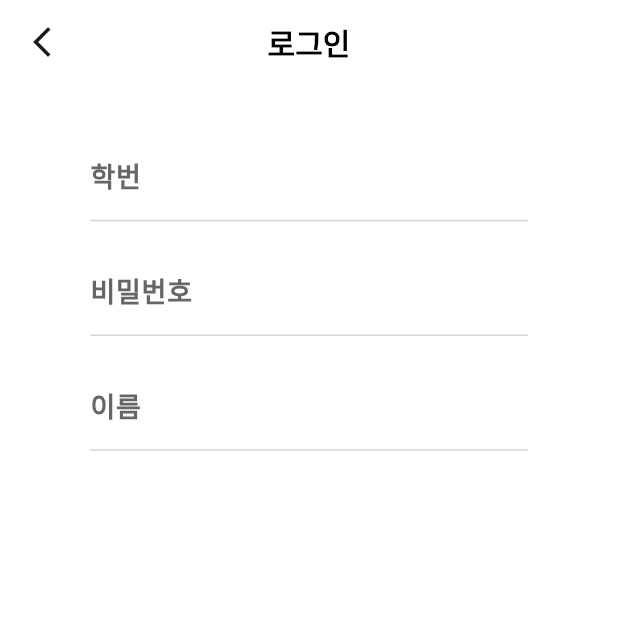
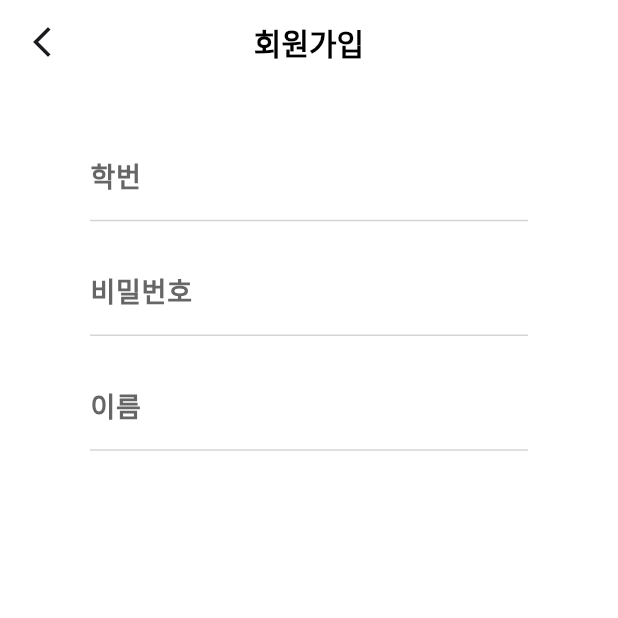
Before and after one commit to YonginUniv-AI-Service-LAB/YIU-AISL-Granity-App, a Flutter app: the JoinScreen screen opened by its route, on a phone screen of 412 x 824 dp, the top half of it. Run offline on Flutter 3.47's test engine with Material 3 defaults, Android fonts, the phone set to English and light mode, and no system bars; our stand-ins replace flutter_dotenv, flutter_riverpod; Roboto replaces fonts that are missing (Pretendard).

Commit message:
fix bug - colors.dart

```diff
--- /dev/null
+++ b/lib/data/majorList.dart
@@ -0,0 +1,56 @@
+// final List majorList = [
+//   //무도대학
+//   '유도학과',
+//   '유도경기지도학과'
+// ];
+
+const Map<String, int> majorList = {
+  //무도대학
+  '유도학과': 01,
+  '유도경기지도학과': 38,
+  '무도스포츠학과': 26,
+  '동양무예학과': 27,
+  '태권도학과': 03,
+  '경호학과': 16,
+  '군사학과': 44,
+  // 체육과학대학
+  '스포츠레저학과': 04,
+  '체육학과': 09,
+  '골프학과': 22,
+  '특수체육교육과': 28,
+  // 문화예술대학
+  '무용과': 05,
+  '미디어디자인학과': 85,
+  '회화학과': 13,
+  '연극학과': 18,
+  '실용음악과': 89,
+  '국악과': 17,
+  '영화영상학과': 83,
+  '문화재학과': 20,
+  '문화콘텐츠학과': 86,
+  // AI융합대학
+  '경영학과': 07,
+  '관광경영학과': 11,
+  '경영정보학과': 19,
+  '경찰행정학과': 23,
+  '중국학과': 24,
+  '영어과': 76,
+  '미용경영학과': 77,
+  'AI학부': 78,
+  '컴퓨터과학과': 33,
+  '물류통계정보학과': 57,
+  // 보건복지과학대학
+  '산업환경보건학과': 35,
+  '환경학과': 36,
+  '생명과학과': 15,
+  '식품조리학부': 79,
+  '물리치료학과': 25,
+  '사회복지학과': 88,
+  // 학과코드를 알 수 없는 학과
+  '격기지도학과': 1,
+  '태권도경기지도학과': 2,
+  '문화관광학과': 3,
+  '식품영양학과': 4,
+  '뷰티헬스케어학과': 5,
+  '뷰티케어학과': 6,
+};
--- a/lib/colors.dart
+++ b/lib/design/colors.dart
@@ -1,7 +1,8 @@
 import 'package:flutter/material.dart';
 
-class ColorStyles extends Color {
-  const ColorStyles(int value) : super(value);
+abstract class ColorStyles {
+  ColorStyles._();
+  // const ColorStyles(int value) : super(value);
 
   // 앱 시그니처 컬러
   static const appMainColor = Color(0xff00a871);
--- a/lib/main.dart
+++ b/lib/main.dart
@@ -4,7 +4,7 @@ import 'package:flutter_dotenv/flutter_dotenv.dart';
 
 import 'package:granity/routes.dart';
 
-import 'colors.dart';
+import 'package:granity/design/colors.dart';
 
 Future<void> main() async {
   WidgetsFlutterBinding.ensureInitialized();
--- a/lib/screens/join/join.dart
+++ b/lib/screens/join/join.dart
@@ -1,20 +1,32 @@
 import 'package:flutter/material.dart';
-import 'package:granity/colors.dart';
+
 import 'package:granity/widgets/BaseAppBar.dart';
 import 'package:granity/widgets/textInputWidgets/userInfoTextInput.dart';
 
-class JoinScreen extends StatelessWidget {
+import 'package:granity/design/colors.dart';
+import 'package:granity/data/majorList.dart';
+
+const List<String> list = <String>['One', 'Two', 'Three', 'Four'];
+
+class JoinScreen extends StatefulWidget {
   final emailController = TextEditingController();
   final pwdController = TextEditingController();
 
   JoinScreen({super.key});
 
   @override
+  State<JoinScreen> createState() => _JoinScreenState();
+}
+
+class _JoinScreenState extends State<JoinScreen> {
+  String dropdownValue = list.first;
+
+  @override
   Widget build(BuildContext context) {
     return GestureDetector(
         onTap: () => FocusManager.instance.primaryFocus?.unfocus(),
         child: Scaffold(
-            appBar: BaseAppBar(appBar: AppBar(), title: "로그인", center: true),
+            appBar: BaseAppBar(appBar: AppBar(), title: "회원가입", center: true),
             body: Container(
               color: Colors.white,
               padding: const EdgeInsets.fromLTRB(60, 30, 60, 30),
@@ -22,103 +34,38 @@ class JoinScreen extends StatelessWidget {
                 UserInfoTextInputWidget(labelText: "학번", hintText: "학번을 입력하세요"),
                 UserInfoTextInputWidget(
                     labelText: "비밀번호", hintText: "비밀번호를 입력하세요"),
-                UserInfoTextInputWidget(labelText: "이름", hintText: "이름을 입력하세요")
+                UserInfoTextInputWidget(labelText: "이름", hintText: "이름을 입력하세요"),
+                // DropdownButton<String>(
+                //   value: dropdownValue,
+                //   elevation: 0,
+                //   style: const TextStyle(color: Colors.deepPurple),
+                //   focusColor: ColorStyles.appMainColor,
+                //   underline: Container(
+                //     height: 1,
+                //     color: ColorStyles.textDisableColor
+                //   ),
+                //   onChanged: (String? value) {
+                //     // This is called when the user selects an item.
+                //     setState(() {
+                //       dropdownValue = value!;
+                //     });
+                //   },
+                //   items: majorList.map<DropdownMenuItem<String>>((major, code) => {
+                //     return DropdownMenuItem<String> (child: Text(major), value: code,);
+                //   })
+                //   // list.map<DropdownMenuItem<String>>((String value) {
+                //   //   return DropdownMenuItem<String>(
+                //   //     value: value,
+                //   //     child: Text(value),
+                //   //   );
+                //   // }).toList(),
+                // )
               ]),
             )));
   }
 
   void login(
-      String email, String pwd, String? fcmToken, BuildContext context) async {
-    // // var status = await Permission.notification.status;
-
-    // if (status.isGranted) {
-    //   // If granted, proceed with the login
-    //   print("권한 설정 완료");
-    // } else if (status.isDenied || status.isRestricted) {
-    //   print("권한 설정 실패");
-    //   // If not granted, request it
-    //   // status = await Permission.notification.request();
-    //   if (status.isGranted) {
-    //     print("권한 설정 다시 완료");
-    //     // If user granted permission, proceed with the login
-    //   } else {
-    //     print("권한 설정 다시 실패");
-    //     // If user didn't grant permission, show an alert or something
-    //   }
-    // }
-    // var url = Uri.parse("${dotenv.env['API_URL']}:8080/login");
-    // var response = await http.post(
-    //   url,
-    //   headers: <String, String>{
-    //     'Content-Type': 'application/json; charset=UTF-8',
-    //   },
-    //   body: jsonEncode(
-    //       <String, dynamic>{'email': email, 'pwd': pwd, 'fcmToken': fcmToken}),
-    // );
-    // if (response.statusCode == 200) {
-    //   // Map<String, dynamic> body = jsonDecode(response.body);
-    //   Map<String, dynamic> tokenInfo = body['token'];
-    //   String token = tokenInfo['accessToken'];
-    //   // setToken(token);
-    //   Navigator.of(context).pushAndRemoveUntil(
-    //       // MaterialPageRoute(builder: (context) => StartScreen()),
-    //       // (route) => false);
-    // } else if (response.statusCode == 400) {
-    //   showDialog(
-    //     context: context,
-    //     builder: (BuildContext context) {
-    //       return AlertDialog(
-    //         title: Text('알림'),
-    //         content: Text('학번과 비밀번호를 모두 입력해주세요.'),
-    //         actions: <Widget>[
-    //           TextButton(
-    //             child: Text('확인'),
-    //             onPressed: () {
-    //               Navigator.of(context).pop();
-    //             },
-    //           ),
-    //         ],
-    //       );
-    //     },
-    //   );
-    // } else if (response.statusCode == 402) {
-    //   showDialog(
-    //       context: context,
-    //       builder: (BuildContext context) {
-    //         return AlertDialog(
-    //           title: Text('알림'),
-    //           content: Text('회원가입을 하지 않은 사용자 입니다.'),
-    //           actions: <Widget>[
-    //             TextButton(
-    //                 onPressed: () {
-    //                   Navigator.of(context).push(
-    //                     MaterialPageRoute(
-    //                         builder: (BuildContext context) =>
-    //                             JoinScreen(fcmToken: fcmToken)),
-    //                   );
-    //                 },
-    //                 child: Text('회원가입하러 가기'))
-    //           ],
-    //         );
-    //       });
-    // } else if (response.statusCode == 401) {
-    //   showDialog(
-    //       context: context,
-    //       builder: (BuildContext context) {
-    //         return AlertDialog(
-    //           title: Text('알림'),
-    //           content: Text('학번과 비밀번호가 일치하지 않습니다.'),
-    //           actions: <Widget>[
-    //             TextButton(
-    //                 onPressed: () {
-    //                   Navigator.of(context).pop();
-    //                 },
-    //                 child: Text('회원가입하러 가기'))
-    //           ],
-    //         );
-    //       });
-    // }
-  }
+      String email, String pwd, String? fcmToken, BuildContext context) async {}
 
 //   Future<void> setToken(String token) async {
 //     SharedPreferences prefs = await SharedPreferences.getInstance();
--- a/lib/screens/login/login.dart
+++ b/lib/screens/login/login.dart
@@ -1,7 +1,7 @@
 import 'package:flutter/material.dart';
-import 'package:granity/colors.dart';
 import 'package:granity/widgets/BaseAppBar.dart';
 import 'package:granity/widgets/textInputWidgets/userInfoTextInput.dart';
+import 'package:granity/design/colors.dart';
 
 class LoginScreen extends StatelessWidget {
   final emailController = TextEditingController();
@@ -20,7 +20,8 @@ class LoginScreen extends StatelessWidget {
               padding: const EdgeInsets.fromLTRB(60, 30, 60, 30),
               child: Column(children: [
                 UserInfoTextInputWidget(labelText: "학번", hintText: "학번을 입력하세요"),
-                UserInfoTextInputWidget(labelText: "비밀번호", hintText: "비밀번호를 입력하세요")
+                UserInfoTextInputWidget(
+                    labelText: "비밀번호", hintText: "비밀번호를 입력하세요")
               ]),
             )));
   }
--- a/lib/widgets/textInputWidgets/userInfoTextInput.dart
+++ b/lib/widgets/textInputWidgets/userInfoTextInput.dart
@@ -1,5 +1,5 @@
 import 'package:flutter/material.dart';
-import 'package:granity/colors.dart';
+import 'package:granity/design/colors.dart';
 
 Container UserInfoTextInputWidget({
   required labelText,
```
Also changed, not shown: pubspec.yaml (+0 -34 lines), lib/design/textStyles.dart (renamed from assets/textStyles.dart).
